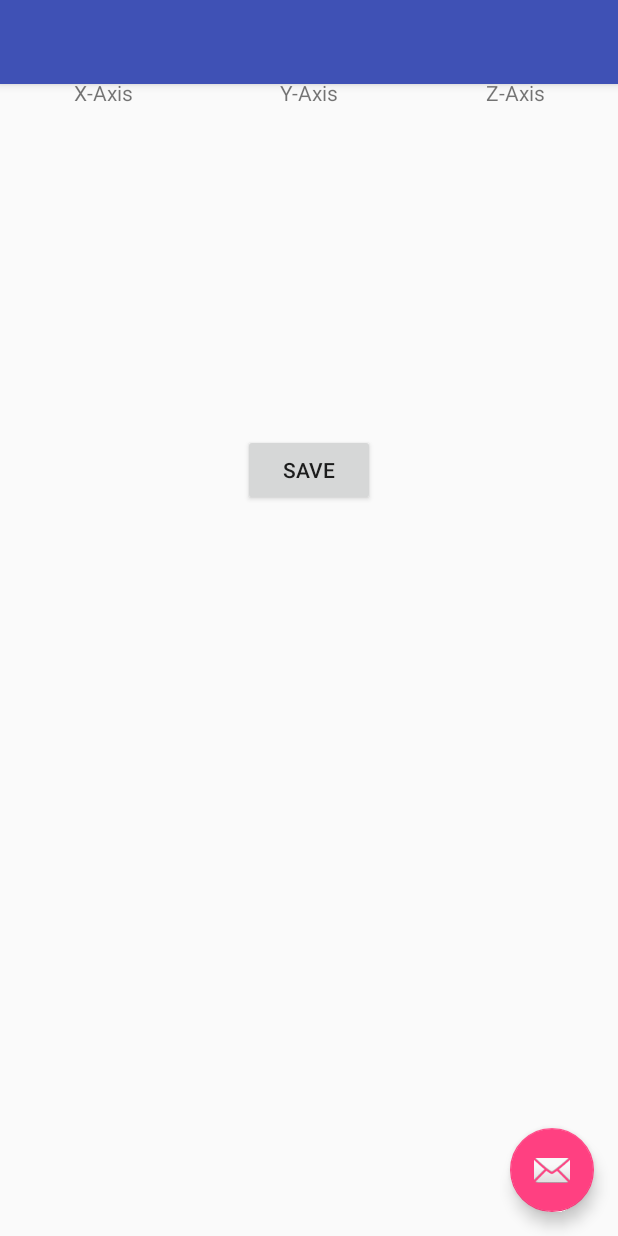
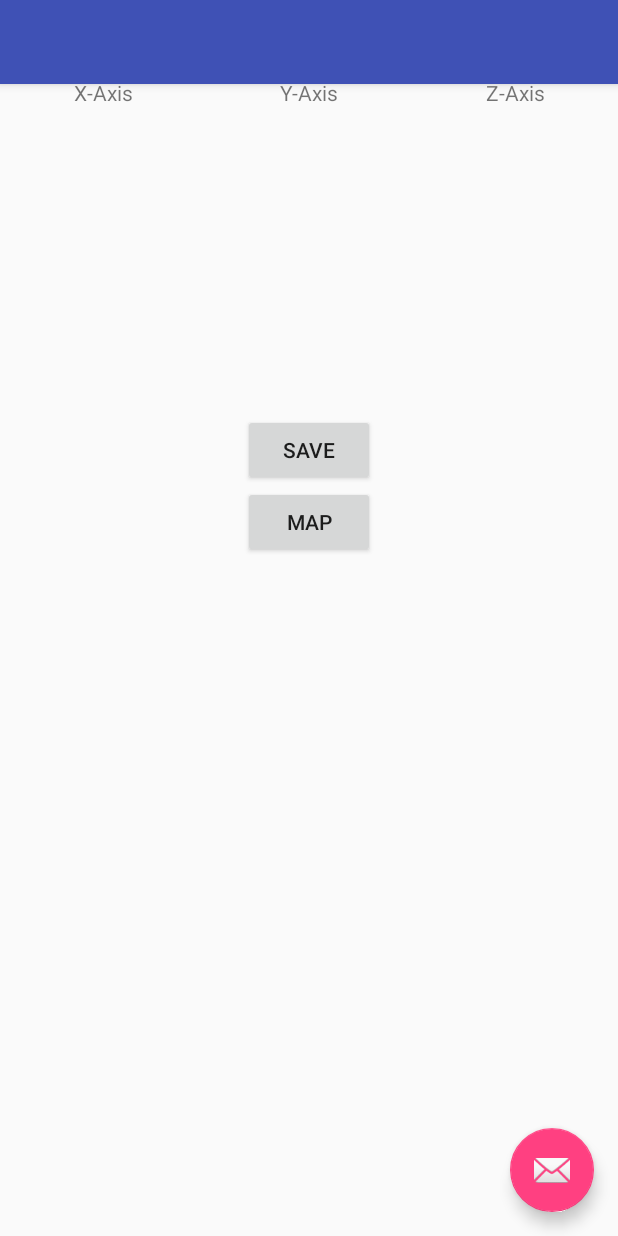
Before and after one commit to stefanavram/RG, an Android app: the screen it shows after launch (MainActivity), on a phone screen of 412 x 824 dp. Run offline under Robolectric (Android 15) with nearby library versions, the phone set to English and light mode, and no system bars.

Commit message:
updated map

```diff
--- a/TestAccelerometer/app/src/main/java/com/roadgems/testaccelerometer/MainActivity.java
+++ b/TestAccelerometer/app/src/main/java/com/roadgems/testaccelerometer/MainActivity.java
@@ -3,6 +3,7 @@ package com.roadgems.testaccelerometer;
 
 import android.app.Activity;
 import android.content.Context;
+import android.content.Intent;
 import android.hardware.Sensor;
 import android.hardware.SensorEvent;
 import android.hardware.SensorEventListener;
@@ -46,7 +47,14 @@ public class MainActivity extends Activity implements SensorEventListener {
         mAccelerometer = mSensorManager.getDefaultSensor(Sensor.TYPE_ACCELEROMETER);
         mSensorManager.registerListener(this, mAccelerometer , SensorManager.SENSOR_DELAY_NORMAL);
 
+        Button map = (Button) findViewById(R.id.map);
+        map.setOnClickListener(new View.OnClickListener() {
+            public void onClick(View view) {
+                Intent myIntent = new Intent(view.getContext(), Map.class);
+                startActivityForResult(myIntent, 0);
+            }
 
+        });
     }
     private String makeStringFromSensorData(ArrayList<String> list){
         String finalFrom=null;
--- a/TestAccelerometer/app/src/main/res/layout/activity_main.xml
+++ b/TestAccelerometer/app/src/main/res/layout/activity_main.xml
@@ -30,5 +30,4 @@
         android:layout_gravity="bottom|end"
         android:layout_margin="@dimen/fab_margin"
         android:src="@android:drawable/ic_dialog_email" />
-
 </android.support.design.widget.CoordinatorLayout>
--- a/TestAccelerometer/app/src/main/res/layout/content_main.xml
+++ b/TestAccelerometer/app/src/main/res/layout/content_main.xml
@@ -80,4 +80,11 @@
         android:layout_gravity="center_horizontal"
         android:onClick="saveToTxt"/>
 
+    <Button
+        android:layout_width="wrap_content"
+        android:layout_height="wrap_content"
+        android:text="Map"
+        android:id="@+id/map"
+        android:layout_gravity="center_horizontal" />
+
 </LinearLayout>
```
Also changed, not shown: TestAccelerometer/app/src/main/AndroidManifest.xml (+9 -4 lines), TestAccelerometer/app/src/main/java/com/roadgems/testaccelerometer/Map.java (added, +33 -0 lines), TestAccelerometer/app/src/main/res/layout/activity_map.xml (added, +11 -0 lines), 1 other file.
